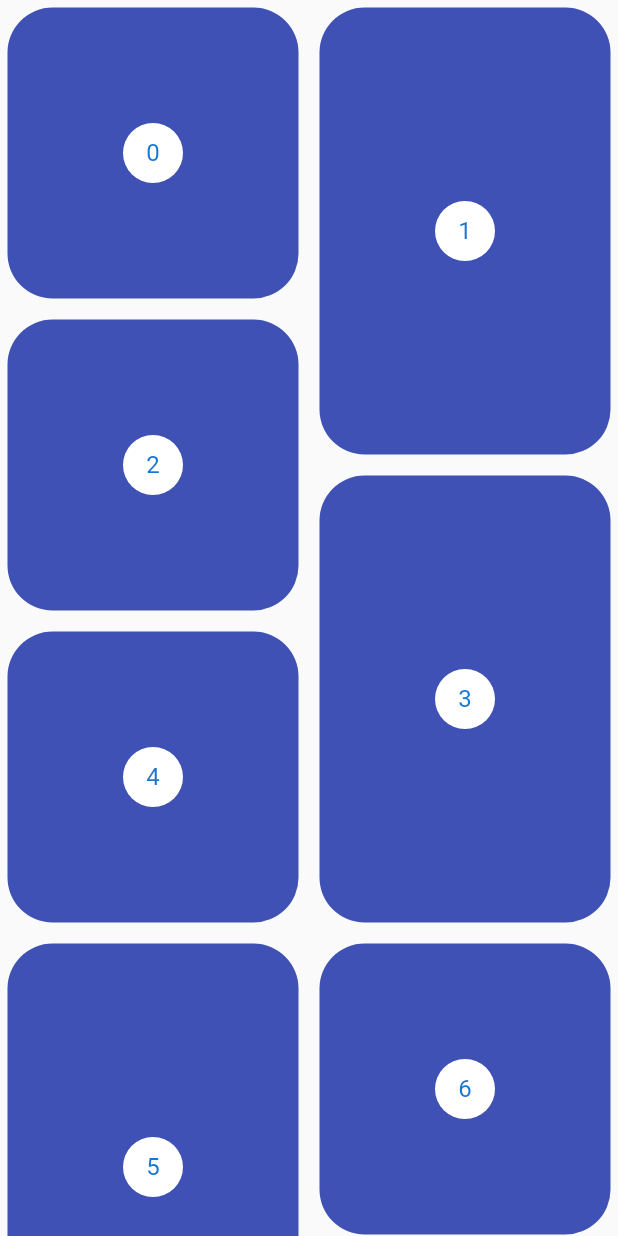
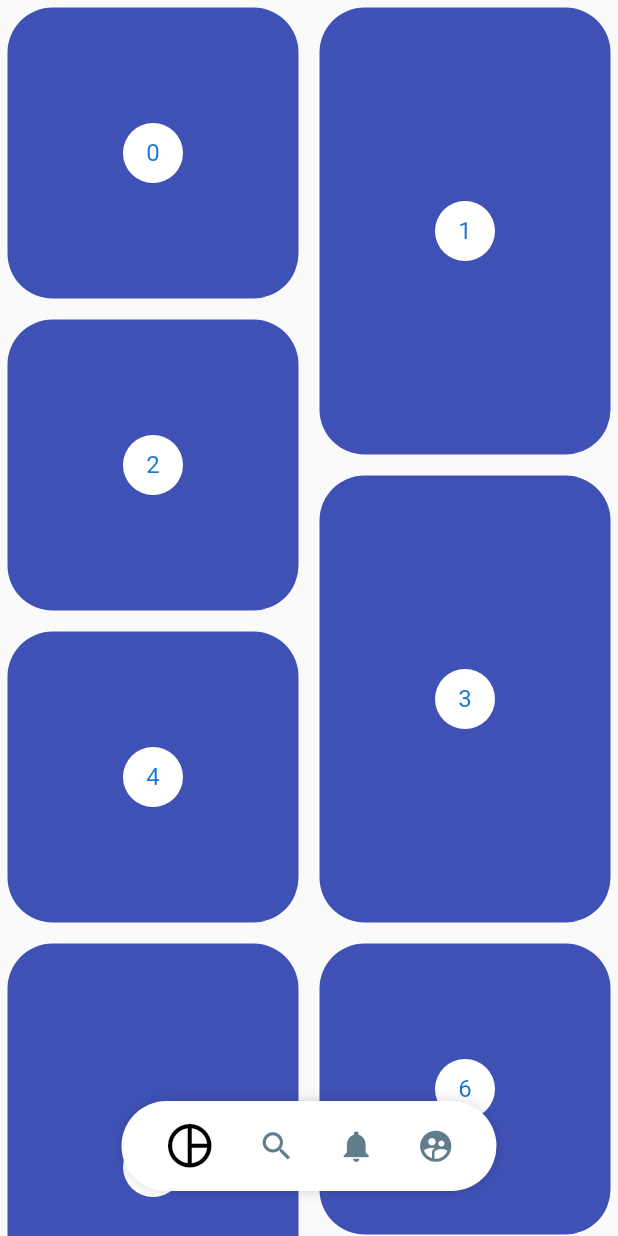
Before and after one commit to edinsonAC/animaciones_personalizadas, a Flutter app: the screen it shows after launch, on a phone screen of 412 x 824 dp. Run offline on Flutter 3.47's test engine with Material 2 defaults, Android fonts, the light colour scheme and no system bars; our stand-ins replace flutter_svg.

Commit message:
terminando e iniciando nueva seccion

```diff
--- a/lib/main.dart
+++ b/lib/main.dart
@@ -1,4 +1,5 @@
 import 'package:animaciones_personalizadas/src/screens/pinterest_page.dart';
+import 'package:animaciones_personalizadas/src/widgets/pinterest_menu.dart';
 import 'package:flutter/material.dart';
 
 void main() => runApp(MyApp());
@@ -8,7 +9,9 @@ class MyApp extends StatelessWidget {
   Widget build(BuildContext context) {
     return const MaterialApp(
       title: 'Material App',
-      home: PinterestPage(),
+      home: Scaffold(
+        body: PinterestPage(),
+      ),
     );
   }
 }
--- a/lib/src/screens/pinterest_page.dart
+++ b/lib/src/screens/pinterest_page.dart
@@ -1,23 +1,106 @@
+import 'package:animaciones_personalizadas/src/widgets/pinterest_menu.dart';
 import 'package:flutter/material.dart';
 import 'package:flutter_staggered_grid_view/flutter_staggered_grid_view.dart';
+import 'package:provider/provider.dart';
 
 class PinterestPage extends StatelessWidget {
   const PinterestPage({Key? key}) : super(key: key);
 
   @override
   Widget build(BuildContext context) {
-    return Scaffold(
-      body: Center(child: PinterestGrid()),
+    return ChangeNotifierProvider(
+      create: (_) => _MenuModel(),
+      child: Scaffold(
+        body: Stack(
+          children: [PinterestGrid(), const _PinterestMenuLocation()],
+        ),
+      ),
     );
   }
 }
 
-class PinterestGrid extends StatelessWidget {
+class _PinterestMenuLocation extends StatelessWidget {
+  const _PinterestMenuLocation({
+    super.key,
+  });
+
+  @override
+  Widget build(BuildContext context) {
+    final widthPantalla = MediaQuery.of(context).size.width;
+
+    final mostrar = Provider.of<_MenuModel>(context).mostrar;
+
+    return Positioned(
+        bottom: 30,
+        child: SizedBox(
+          width: widthPantalla,
+          child: Align(
+              alignment: Alignment.center,
+              child: PinterestMenu(
+                mostrar: mostrar,
+                // backgroundColor: Colors.red,
+                // activeColor: Colors.red,
+                // inactiveColor: Colors.blue,
+                items: [
+                  PinterestButtom(
+                      icon: Icons.pie_chart_outline_outlined,
+                      onPressed: () {
+                        print('pie chat');
+                      }),
+                  PinterestButtom(
+                      icon: Icons.search,
+                      onPressed: () {
+                        print('search');
+                      }),
+                  PinterestButtom(
+                      icon: Icons.notifications,
+                      onPressed: () {
+                        print('notifications');
+                      }),
+                  PinterestButtom(
+                      icon: Icons.supervised_user_circle,
+                      onPressed: () {
+                        print('supervised_user_circle');
+                      }),
+                ],
+              )),
+        ));
+  }
+}
+
+class PinterestGrid extends StatefulWidget {
+  @override
+  State<PinterestGrid> createState() => _PinterestGridState();
+}
+
+class _PinterestGridState extends State<PinterestGrid> {
   final List<int> items = List.generate(200, (i) => i);
+  ScrollController controller = ScrollController();
+  double scrollAnterior = 0;
+
+  @override
+  void initState() {
+    controller.addListener(() {
+      if (controller.offset > 300 && controller.offset > scrollAnterior) {
+        Provider.of<_MenuModel>(context, listen: false).mostrar = false;
+      } else {
+        Provider.of<_MenuModel>(context, listen: false).mostrar = true;
+      }
+      scrollAnterior = controller.offset;
+    });
+    super.initState();
+  }
+
+  @override
+  void dispose() {
+    controller.dispose();
+    super.dispose();
+  }
 
   @override
   Widget build(BuildContext context) {
     return StaggeredGridView.countBuilder(
+      controller: controller,
       crossAxisCount: 4,
       itemCount: items.length,
       itemBuilder: (context, index) {
@@ -55,3 +138,14 @@ class _PinteresItem extends StatelessWidget {
     );
   }
 }
+
+class _MenuModel with ChangeNotifier {
+  bool _mostrar = true;
+
+  bool get mostrar => this._mostrar;
+
+  set mostrar(bool valor) {
+    this._mostrar = valor;
+    notifyListeners();
+  }
+}
--- /dev/null
+++ b/lib/src/widgets/pinterest_menu.dart
@@ -0,0 +1,135 @@
+import 'package:flutter/material.dart';
+import 'package:provider/provider.dart';
+
+class PinterestButtom {
+  final Function onPressed;
+  final IconData icon;
+
+  PinterestButtom({required this.onPressed, required this.icon});
+}
+
+class PinterestMenu extends StatelessWidget {
+  final bool mostrar;
+
+  final Color backgroundColor;
+  final Color activeColor;
+  final Color inactiveColor;
+  final List<PinterestButtom> items;
+
+  PinterestMenu(
+      {super.key,
+      this.mostrar = true,
+      this.backgroundColor = Colors.white,
+      this.activeColor = Colors.black,
+      this.inactiveColor = Colors.blueGrey,
+      required this.items});
+
+  @override
+  Widget build(BuildContext context) {
+    return ChangeNotifierProvider(
+      create: (_) => _MenuModel(),
+      child: AnimatedOpacity(
+        duration: const Duration(milliseconds: 250),
+        opacity: mostrar ? 1 : 0,
+        child: Builder(builder: (context) {
+          Provider.of<_MenuModel>(context).backgroundColor = backgroundColor;
+          Provider.of<_MenuModel>(context).activeColor = activeColor;
+          Provider.of<_MenuModel>(context).inactiveColor = inactiveColor;
+
+          return _PinterestMenuBackground(
+              child: _MenuItems(
+            menuItems: items,
+          ));
+        }),
+      ),
+    );
+  }
+}
+
+class _PinterestMenuBackground extends StatelessWidget {
+  final Widget child;
+
+  const _PinterestMenuBackground({
+    super.key,
+    required this.child,
+  });
+
+  @override
+  Widget build(BuildContext context) {
+    Color backgroundColor = Provider.of<_MenuModel>(context).backgroundColor;
+    return Container(
+      width: 250,
+      height: 60,
+      decoration: BoxDecoration(
+          color: backgroundColor,
+          borderRadius: const BorderRadius.all(
+            Radius.circular(100),
+          ),
+          boxShadow: const <BoxShadow>[
+            BoxShadow(color: Colors.black38, blurRadius: 10, spreadRadius: -5)
+          ]),
+      child: child,
+    );
+  }
+}
+
+class _MenuItems extends StatelessWidget {
+  final List<PinterestButtom> menuItems;
+
+  const _MenuItems({super.key, required this.menuItems});
+
+  @override
+  Widget build(BuildContext context) {
+    return Row(
+      mainAxisAlignment: MainAxisAlignment.spaceEvenly,
+      children: List.generate(menuItems.length,
+          (i) => _PinterestMenuButtom(index: i, item: menuItems[i])),
+    );
+  }
+}
+
+class _PinterestMenuButtom extends StatelessWidget {
+  final int index;
+  final PinterestButtom item;
+
+  const _PinterestMenuButtom(
+      {super.key, required this.index, required this.item});
+
+  @override
+  Widget build(BuildContext context) {
+    final itemSeleccionado = Provider.of<_MenuModel>(context).itemSeleccionado;
+    final menuModel = Provider.of<_MenuModel>(context);
+
+    return GestureDetector(
+      onTap: () {
+        Provider.of<_MenuModel>(context, listen: false).itemSeleccionado =
+            index;
+        item.onPressed();
+      },
+      behavior: HitTestBehavior.translucent,
+      child: Container(
+        child: Icon(
+          item.icon,
+          size: itemSeleccionado == index ? 35 : 25,
+          color: itemSeleccionado == index
+              ? menuModel.activeColor
+              : menuModel.inactiveColor,
+        ),
+      ),
+    );
+  }
+}
+
+class _MenuModel with ChangeNotifier {
+  int _itemSeleccionado = 0;
+
+  Color backgroundColor = Colors.white;
+  Color activeColor = Colors.black;
+  Color inactiveColor = Colors.blueGrey;
+
+  int get itemSeleccionado => _itemSeleccionado;
+  set itemSeleccionado(int index) {
+    _itemSeleccionado = index;
+    notifyListeners();
+  }
+}
```
